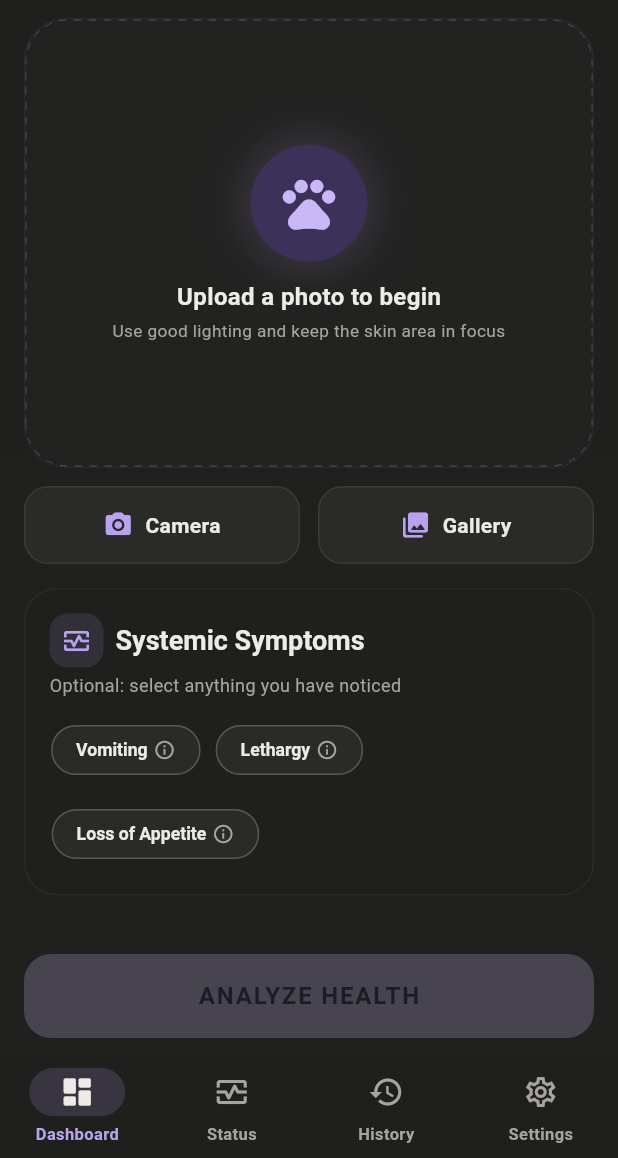
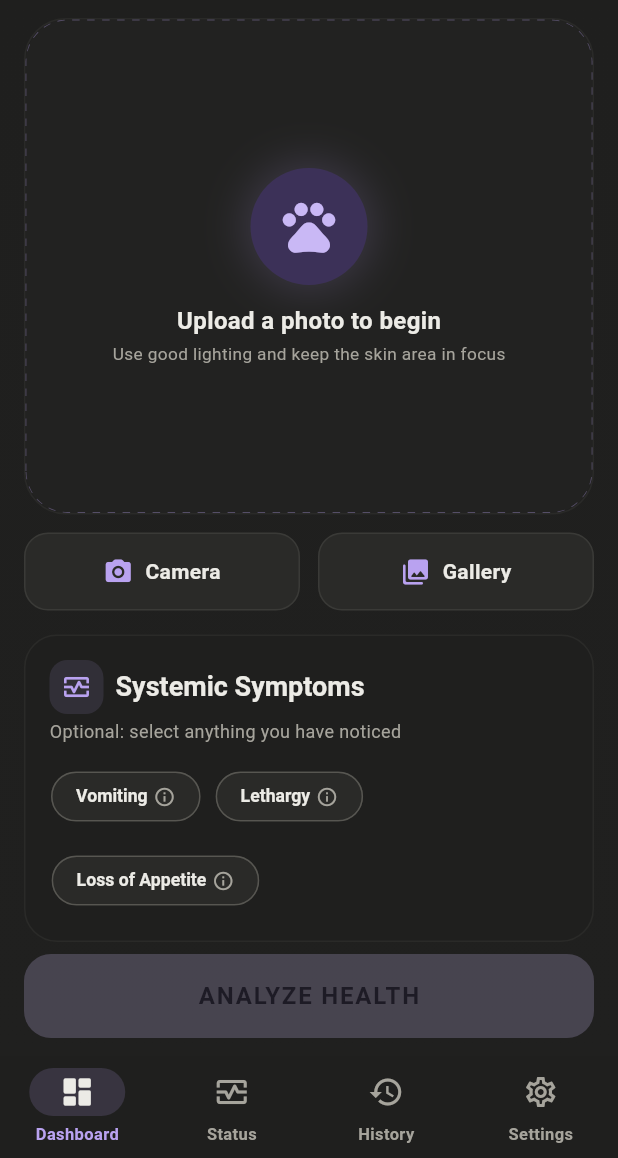
Before and after one commit to jmmendez-ops/Felivet, a Flutter app: the screen it shows after launch, on a phone screen of 412 x 824 dp, the part 78-1236 px from its top. Run offline on Flutter 3.47's test engine with Material 3 defaults, Android fonts, the phone set to English and light mode, and no system bars; drawn by our look-alikes of flutter_animate; our stand-ins replace fl_chart, flutter_local_notifications, flutter_timezone, image_picker, open_filex, pdf and 3 more; missing offline and left inert: tflite_flutter; accounts and stored records are empty.

Commit message:
Unify app layouts and remove tutorial code
Co-authored-by: Copilot <223556219+Copilot@users.noreply.github.com>

```diff
--- a/lib/app/app.dart
+++ b/lib/app/app.dart
@@ -74,7 +74,7 @@ class FeliVetApp extends StatelessWidget {
           toolbarHeight: 52,
           elevation: 0,
           scrolledUnderElevation: 0,
-          backgroundColor: background,
+          backgroundColor: Colors.transparent,
           foregroundColor: onSurface,
           centerTitle: false,
         ),
--- a/lib/core/ui_tokens.dart
+++ b/lib/core/ui_tokens.dart
@@ -41,6 +41,32 @@ class FeliVetUi {
             offset: Offset(0, elevated ? 4 : 3),
           ),
       ],
+    );
+  }
+
+  static BoxDecoration dashboardCardDecoration(
+    BuildContext context, {
+    double radius = 24,
+  }) {
+    final scheme = Theme.of(context).colorScheme;
+    return BoxDecoration(
+      color: scheme.surface,
+      borderRadius: BorderRadius.circular(radius),
+      border: Border.all(color: scheme.outlineVariant.withValues(alpha: 0.4)),
+      boxShadow: Theme.of(context).brightness == Brightness.dark
+          ? const []
+          : [
+              BoxShadow(
+                color: scheme.shadow.withValues(alpha: 0.13),
+                blurRadius: 22,
+                offset: const Offset(0, 9),
+              ),
+              BoxShadow(
+                color: scheme.primary.withValues(alpha: 0.05),
+                blurRadius: 4,
+                spreadRadius: 1,
+              ),
+            ],
     );
   }
 
--- a/lib/screens/history_screen.dart
+++ b/lib/screens/history_screen.dart
@@ -5,6 +5,7 @@ import '../core/sound_utils.dart';
 import '../core/ui_tokens.dart';
 import '../models/triage_models.dart';
 import 'result_screen.dart';
+import '../widgets/app_background.dart';
 
 class HistoryScreen extends StatefulWidget {
   final List<TriageResult> history;
@@ -98,6 +99,7 @@ class _HistoryScreenState extends State<HistoryScreen> {
   @override
   Widget build(BuildContext context) {
     return Scaffold(
+      backgroundColor: Colors.transparent,
       appBar: AppBar(
         title: const Text('Analysis History'),
         actions: [
@@ -125,7 +127,8 @@ class _HistoryScreenState extends State<HistoryScreen> {
             ),
         ],
       ),
-      body: _items.isEmpty
+      body: AppBackground(
+        child: _items.isEmpty
             ? Center(
                 child: Container(
                   margin: const EdgeInsets.all(FeliVetUi.spaceXl),
@@ -161,7 +164,12 @@ class _HistoryScreenState extends State<HistoryScreen> {
                 ),
               )
             : ListView.builder(
-              padding: const EdgeInsets.all(FeliVetUi.spaceLg),
+                padding: const EdgeInsets.fromLTRB(
+                  FeliVetUi.spaceLg,
+                  FeliVetUi.spaceLg,
+                  FeliVetUi.spaceLg,
+                  84,
+                ),
                 itemCount: _items.length,
                 itemBuilder: (context, i) {
                   final r = _items[i];
@@ -176,7 +184,9 @@ class _HistoryScreenState extends State<HistoryScreen> {
                       margin: const EdgeInsets.only(bottom: FeliVetUi.spaceMd),
                       decoration: BoxDecoration(
                         color: Colors.red.shade400,
-                      borderRadius: BorderRadius.circular(FeliVetUi.cardRadius),
+                        borderRadius: BorderRadius.circular(
+                          FeliVetUi.cardRadius,
+                        ),
                       ),
                       child: const Icon(Icons.delete, color: Colors.white),
                     ),
@@ -187,9 +197,11 @@ class _HistoryScreenState extends State<HistoryScreen> {
                     child: Container(
                       margin: const EdgeInsets.only(bottom: FeliVetUi.spaceMd),
                       padding: const EdgeInsets.all(FeliVetUi.spaceMd),
-                    decoration: FeliVetUi.cardDecoration(context),
+                      decoration: FeliVetUi.dashboardCardDecoration(context),
                       child: InkWell(
-                      borderRadius: BorderRadius.circular(FeliVetUi.cardRadius),
+                        borderRadius: BorderRadius.circular(
+                          FeliVetUi.cardRadius,
+                        ),
                         onTap: () {
                           AppSounds.playTap();
                           Navigator.push(
@@ -228,7 +240,9 @@ class _HistoryScreenState extends State<HistoryScreen> {
                                           filterQuality: FilterQuality.low,
                                           errorBuilder: (_, _, _) => Text(
                                             r.urgency.icon,
-                                          style: const TextStyle(fontSize: 22),
+                                            style: const TextStyle(
+                                              fontSize: 22,
+                                            ),
                                           ),
                                         ),
                                       )
@@ -280,6 +294,7 @@ class _HistoryScreenState extends State<HistoryScreen> {
                   );
                 },
               ),
+      ),
     );
   }
 }
--- a/lib/screens/result_screen.dart
+++ b/lib/screens/result_screen.dart
@@ -50,6 +50,7 @@ class _ResultScreenState extends State<ResultScreen> {
   bool _isExporting = false;
 
   TriageResult get result => widget.result;
+  bool get hasDetectedDisease => result.detectedDisease != null;
 
   void _showPhotoPopup(BuildContext context, File image) {
     AppSounds.playTap();
@@ -119,11 +120,10 @@ class _ResultScreenState extends State<ResultScreen> {
                     const SizedBox(height: 16),
                     _SummaryCard(result: result),
                     const SizedBox(height: 12),
+                    if (hasDetectedDisease) ...[
                       _DiseaseInfoButton(
-                      enabled: result.detectedDisease != null,
-                      onPressed: result.detectedDisease == null
-                          ? null
-                          : () {
+                        enabled: hasDetectedDisease,
+                        onPressed: () {
                           Navigator.of(context).push(
                             MaterialPageRoute(
                               builder: (_) => DiseaseInfoScreen(
@@ -134,6 +134,7 @@ class _ResultScreenState extends State<ResultScreen> {
                         },
                       ),
                       const SizedBox(height: 12),
+                    ],
                     _DetailsSection(
                       result: result,
                       expanded: _showDetails,
@@ -226,14 +227,16 @@ class _ResultScreenState extends State<ResultScreen> {
     try {
       await ReportService.shareReport(report);
       if (!context.mounted) return;
-      ScaffoldMessenger.of(
-        context,
-      ).showSnackBar(const SnackBar(content: Text('No PDF viewer found. Share sheet opened.')));
+      ScaffoldMessenger.of(context).showSnackBar(
+        const SnackBar(
+          content: Text('No PDF viewer found. Share sheet opened.'),
+        ),
+      );
     } catch (error) {
       if (!context.mounted) return;
-      ScaffoldMessenger.of(
-        context,
-      ).showSnackBar(SnackBar(content: Text('Unable to open or share report: $error')));
+      ScaffoldMessenger.of(context).showSnackBar(
+        SnackBar(content: Text('Unable to open or share report: $error')),
+      );
     }
   }
 }
--- a/lib/screens/status_screen.dart
+++ b/lib/screens/status_screen.dart
@@ -329,12 +329,7 @@ class _StatusScreenState extends State<StatusScreen>
   }
 
   BoxDecoration _cardDecoration(BuildContext context) {
-    final scheme = Theme.of(context).colorScheme;
-    return BoxDecoration(
-      color: scheme.surface,
-      borderRadius: BorderRadius.circular(18),
-      border: Border.all(color: scheme.outlineVariant),
-    );
+    return FeliVetUi.dashboardCardDecoration(context);
   }
 
   String _comparisonLabel(ScanComparisonTrend trend) => switch (trend) {
--- a/lib/screens/triage_screen.dart
+++ b/lib/screens/triage_screen.dart
@@ -21,6 +21,7 @@ import '../services/cat_gatekeeper.dart';
 import '../services/history_storage.dart';
 import '../services/symptom_intake_service.dart';
 import '../services/triage_engine.dart';
+import '../widgets/app_background.dart';
 import '../widgets/follow_up_reminder_panel.dart';
 import 'history_screen.dart';
 import 'reports_screen.dart';
@@ -1762,11 +1763,11 @@ class _TriageScreenState extends State<TriageScreen> {
     );
   }
 
-  Widget _buildSystemicSymptomsCard() {
+  Widget _buildSystemicSymptomsCard({bool compact = false}) {
     final scheme = Theme.of(context).colorScheme;
     return Container(
       width: double.infinity,
-      padding: const EdgeInsets.all(FeliVetUi.spaceLg),
+      padding: EdgeInsets.all(compact ? FeliVetUi.spaceSm : FeliVetUi.spaceLg),
       decoration: BoxDecoration(
         color: scheme.surface,
         borderRadius: BorderRadius.circular(22),
@@ -1792,7 +1793,9 @@ class _TriageScreenState extends State<TriageScreen> {
           Row(
             children: [
               Container(
-                padding: const EdgeInsets.all(FeliVetUi.spaceSm),
+                padding: EdgeInsets.all(
+                  compact ? FeliVetUi.spaceXs : FeliVetUi.spaceSm,
+                ),
                 decoration: FeliVetUi.iconBadge(context),
                 child: Icon(
                   Icons.monitor_heart_outlined,
@@ -1801,21 +1804,29 @@ class _TriageScreenState extends State<TriageScreen> {
                 ),
               ),
               const SizedBox(width: FeliVetUi.spaceSm),
-              Text(
+              Expanded(
+                child: FittedBox(
+                  fit: BoxFit.scaleDown,
+                  alignment: Alignment.centerLeft,
+                  child: Text(
                     'Systemic Symptoms',
                     style: FeliVetUi.heading(context, size: 18),
+                  ),
+                ),
               ),
             ],
           ),
           const SizedBox(height: FeliVetUi.spaceXs),
           Text(
             'Optional: select anything you have noticed',
+            maxLines: 1,
+            overflow: TextOverflow.ellipsis,
             style: FeliVetUi.muted(context, size: 12),
           ),
-          const SizedBox(height: FeliVetUi.spaceMd),
+          SizedBox(height: compact ? FeliVetUi.spaceSm : FeliVetUi.spaceMd),
           Wrap(
             spacing: FeliVetUi.spaceSm,
-            runSpacing: FeliVetUi.spaceSm,
+            runSpacing: compact ? FeliVetUi.spaceXs : FeliVetUi.spaceSm,
             children: [
               _buildSymptomChip(
                 title: 'Vomiting',
@@ -1908,6 +1919,8 @@ class _TriageScreenState extends State<TriageScreen> {
           Expanded(
             child: Text(
               message,
+              maxLines: 2,
+              overflow: TextOverflow.ellipsis,
               style: TextStyle(
                 color: scheme.onSurfaceVariant,
                 fontSize: 12,
@@ -1923,15 +1936,10 @@ class _TriageScreenState extends State<TriageScreen> {
 
   Widget _buildPhotoHero() {
     final scheme = Theme.of(context).colorScheme;
-    final heroHeight = (MediaQuery.sizeOf(context).height * 0.4).clamp(
-      200.0,
-      300.0,
-    );
     final preview = _previewImage;
 
     return Container(
       width: double.infinity,
-      height: heroHeight,
       decoration: _dashboardCardDecoration(context, radius: 28),
       child: ClipRRect(
         borderRadius: BorderRadius.circular(28),
@@ -1959,6 +1967,9 @@ class _TriageScreenState extends State<TriageScreen> {
     return Container(
       width: double.infinity,
       color: scheme.surfaceContainerHighest.withValues(alpha: 0.28),
+      child: Center(
+        child: FittedBox(
+          fit: BoxFit.scaleDown,
           child: Column(
             mainAxisAlignment: MainAxisAlignment.center,
             children: [
@@ -1997,6 +2008,8 @@ class _TriageScreenState extends State<TriageScreen> {
                 style: FeliVetUi.muted(context, size: 11.5),
               ),
             ],
+          ),
+        ),
       ),
     );
   }
@@ -2138,6 +2151,8 @@ class _TriageScreenState extends State<TriageScreen> {
                   )
                 : Text(
                     'ANALYZE HEALTH',
+                    maxLines: 1,
+                    overflow: TextOverflow.ellipsis,
                     style: TextStyle(
                       color: scheme.onPrimary,
                       fontSize: 16,
@@ -2179,39 +2194,55 @@ class _TriageScreenState extends State<TriageScreen> {
             colors: [scheme.surface, scheme.surfaceContainer],
           ),
         ),
-        child: Column(
-          children: [
-            Expanded(
-              child: SingleChildScrollView(
-                padding: const EdgeInsets.fromLTRB(
-                  FeliVetUi.spaceLg,
-                  FeliVetUi.spaceMd,
-                  FeliVetUi.spaceLg,
-                  FeliVetUi.spaceMd,
+        child: LayoutBuilder(
+          builder: (context, constraints) {
+            final compact = constraints.maxHeight < 560;
+            final horizontalPadding = compact
+                ? FeliVetUi.spaceMd
+                : FeliVetUi.spaceLg;
+            final verticalPadding = compact
+                ? FeliVetUi.spaceXs
+                : FeliVetUi.spaceMd;
+            return Padding(
+              padding: EdgeInsets.fromLTRB(
+                horizontalPadding,
+                verticalPadding,
+                horizontalPadding,
+                compact ? FeliVetUi.spaceXs : FeliVetUi.spaceMd,
               ),
               child: Column(
                 crossAxisAlignment: CrossAxisAlignment.stretch,
                 children: [
                   _dashboardEntrance(_buildDashboardStatusMessage(), 0),
-                    _dashboardEntrance(_buildPhotoHero(), 60),
-                    const SizedBox(height: FeliVetUi.spaceMd),
+                  Expanded(
+                    child: ConstrainedBox(
+                      constraints: BoxConstraints(
+                        minHeight: constraints.maxHeight < 460 ? 0 : 120,
+                      ),
+                      child: _dashboardEntrance(_buildPhotoHero(), 60),
+                    ),
+                  ),
+                  SizedBox(
+                    height: compact ? FeliVetUi.spaceXs : FeliVetUi.spaceMd,
+                  ),
                   _dashboardEntrance(_buildCaptureButtons(), 120),
-                    const SizedBox(height: FeliVetUi.spaceLg),
-                    _dashboardEntrance(_buildSystemicSymptomsCard(), 180),
-                  ],
-                ),
-              ),
+                  SizedBox(
+                    height: compact ? FeliVetUi.spaceXs : FeliVetUi.spaceLg,
+                  ),
+                  _dashboardEntrance(
+                    _buildSystemicSymptomsCard(compact: compact),
+                    180,
                   ),
                   Padding(
-              padding: const EdgeInsets.fromLTRB(
-                FeliVetUi.spaceLg,
-                FeliVetUi.spaceSm,
-                FeliVetUi.spaceLg,
-                FeliVetUi.spaceMd,
+                    padding: EdgeInsets.only(
+                      top: compact ? FeliVetUi.spaceXs : FeliVetUi.spaceSm,
                     ),
                     child: _dashboardEntrance(_buildAnalyzeButton(), 240),
                   ),
                 ],
+              ),
+            );
+          },
         ),
       ),
     );
@@ -2232,6 +2263,8 @@ class _TriageScreenState extends State<TriageScreen> {
     ];
 
     return Scaffold(
+      extendBodyBehindAppBar: true,
+      backgroundColor: Colors.transparent,
       appBar: AppBar(
         title: Row(
           mainAxisSize: MainAxisSize.min,
@@ -2385,7 +2418,9 @@ class _TriageScreenState extends State<TriageScreen> {
         ),
         centerTitle: true,
       ),
-      body: IndexedStack(index: _selectedIndex, children: screens),
+      body: AppBackground(
+        child: IndexedStack(index: _selectedIndex, children: screens),
+      ),
       bottomNavigationBar: NavigationBar(
         selectedIndex: _selectedIndex,
         onDestinationSelected: (index) {
@@ -2418,7 +2453,8 @@ class _TriageScreenState extends State<TriageScreen> {
   }
 
   Widget _buildPersonalization() {
-    return SingleChildScrollView(
+    return SafeArea(
+      child: SingleChildScrollView(
         padding: const EdgeInsets.all(FeliVetUi.spaceXl),
         child: Column(
           crossAxisAlignment: CrossAxisAlignment.start,
@@ -2437,7 +2473,7 @@ class _TriageScreenState extends State<TriageScreen> {
               child: Container(
                 width: double.infinity,
                 padding: FeliVetUi.cardPadding,
-              decoration: FeliVetUi.cardDecoration(context),
+                decoration: FeliVetUi.dashboardCardDecoration(context),
                 child: Row(
                   children: [
                     Container(
@@ -2480,7 +2516,9 @@ class _TriageScreenState extends State<TriageScreen> {
                 return Padding(
                   padding: const EdgeInsets.only(bottom: FeliVetUi.spaceSm),
                   child: Container(
-                  decoration: FeliVetUi.cardDecoration(context),
+                    decoration: FeliVetUi.dashboardCardDecoration(context),
+                    child: Material(
+                      color: Colors.transparent,
                       child: ListTile(
                         leading: _buildCatAvatar(context, profile, radius: 20),
                         title: Text(profile.name),
@@ -2510,6 +2548,7 @@ class _TriageScreenState extends State<TriageScreen> {
                               },
                       ),
                     ),
+                  ),
                 );
               }),
               const SizedBox(height: FeliVetUi.spaceMd),
@@ -2520,7 +2559,9 @@ class _TriageScreenState extends State<TriageScreen> {
             Container(
               width: double.infinity,
               padding: FeliVetUi.cardPadding,
-            decoration: FeliVetUi.cardDecoration(context),
+              decoration: FeliVetUi.dashboardCardDecoration(context),
+              child: Material(
+                color: Colors.transparent,
                 child: ListTile(
                   contentPadding: EdgeInsets.zero,
                   leading: Icon(
@@ -2538,11 +2579,12 @@ class _TriageScreenState extends State<TriageScreen> {
                   ),
                 ),
               ),
+            ),
             const SizedBox(height: FeliVetUi.spaceMd),
             Container(
               width: double.infinity,
               padding: FeliVetUi.cardPadding,
-            decoration: FeliVetUi.cardDecoration(context),
+              decoration: FeliVetUi.dashboardCardDecoration(context),
               child: Column(
                 crossAxisAlignment: CrossAxisAlignment.start,
                 children: [
@@ -2592,6 +2634,7 @@ class _TriageScreenState extends State<TriageScreen> {
             const SizedBox(height: FeliVetUi.spaceXl),
           ],
         ),
-    );
-  }
-}
+      ),
+    );
+  }
+}
--- a/lib/services/tutorial_service.dart
+++ /dev/null
@@ -1,34 +0,0 @@
-import 'package:shared_preferences/shared_preferences.dart';
-
-/// Service to manage onboarding tutorial state.
-///
-/// Tracks whether the user has seen the tutorial and provides methods to
-/// show/reset the tutorial on demand via settings.
-class TutorialService {
-  static const String _tutorialShownKey = 'tutorial_onboarding_shown';
-
-  /// Check if the user has already seen the onboarding tutorial.
-  static Future<bool> hasShownTutorial() async {
-    final prefs = await SharedPreferences.getInstance();
-    return prefs.getBool(_tutorialShownKey) ?? false;
-  }
-
-  /// Mark the tutorial as shown (called when user completes or skips tour).
-  static Future<void> markTutorialAsShown() async {
-    final prefs = await SharedPreferences.getInstance();
-    await prefs.setBool(_tutorialShownKey, true);
-  }
-
-  /// Reset the tutorial flag so it will show again on next app launch.
-  /// Called when user taps "Replay Tutorial" in settings.
-  static Future<void> resetTutorial() async {
-    final prefs = await SharedPreferences.getInstance();
-    await prefs.setBool(_tutorialShownKey, false);
-  }
-
-  /// Check if tutorial should auto-show on app startup.
-  /// Returns true only if tutorial has never been shown.
-  static Future<bool> shouldAutoShowTutorial() async {
-    return !(await hasShownTutorial());
-  }
-}
--- /dev/null
+++ b/lib/widgets/app_background.dart
@@ -0,0 +1,22 @@
+import 'package:flutter/material.dart';
+
+class AppBackground extends StatelessWidget {
+  final Widget child;
+
+  const AppBackground({super.key, required this.child});
+
+  @override
+  Widget build(BuildContext context) {
+    final scheme = Theme.of(context).colorScheme;
+    return DecoratedBox(
+      decoration: BoxDecoration(
+        gradient: LinearGradient(
+          begin: Alignment.topCenter,
+          end: Alignment.bottomCenter,
+          colors: [scheme.surface, scheme.surfaceContainer],
+        ),
+      ),
+      child: child,
+    );
+  }
+}
--- a/pubspec.yaml
+++ b/pubspec.yaml
@@ -46,7 +46,6 @@ dependencies:
   tflite_flutter: ^0.12.1
   fl_chart: ^0.69.0
   flutter_animate: ^4.2.0
-  tutorial_coach_mark: ^1.2.10
   flutter_local_notifications: ^22.3.1
   timezone: ^0.11.1
   flutter_timezone: ^5.1.0
```
Also changed, not shown: pubspec.lock. Lines whose indentation alone changed are shown as unchanged.
